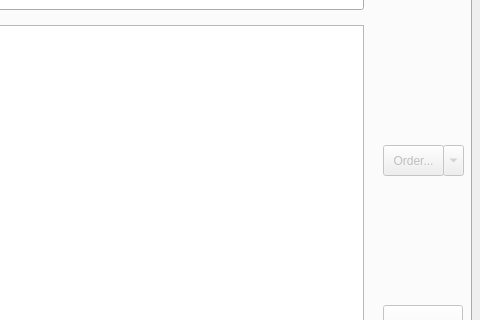
Before: the Qt Designer form pyofsale.ui in MysteriousSonOfGod/pyofsale, drawn with Qt 5; both pictures show x 319 to 799 and y 90 to 410 of the 799 by 601 pixel window.
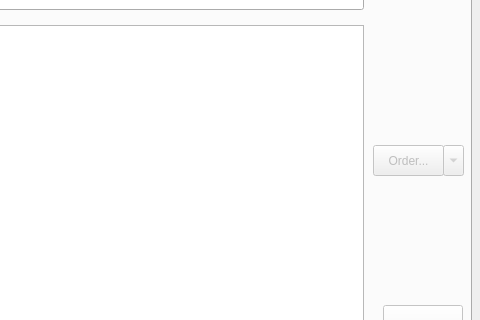
After: the same form once the commit is applied. The open tabs and pages were chosen to show the change. Icons and pictures are not drawn.

Commit message: Fixes purchase order window

```diff
--- a/pyofsale.ui
+++ b/pyofsale.ui
@@ -551,9 +551,9 @@
       </property>
       <property name="geometry">
        <rect>
-        <x>690</x>
+        <x>680</x>
         <y>180</y>
-        <width>61</width>
+        <width>71</width>
         <height>31</height>
        </rect>
       </property>
```
Left out of the diff: 3 changed lines with no effect on the pictures. The commit also changes 3 other files.
